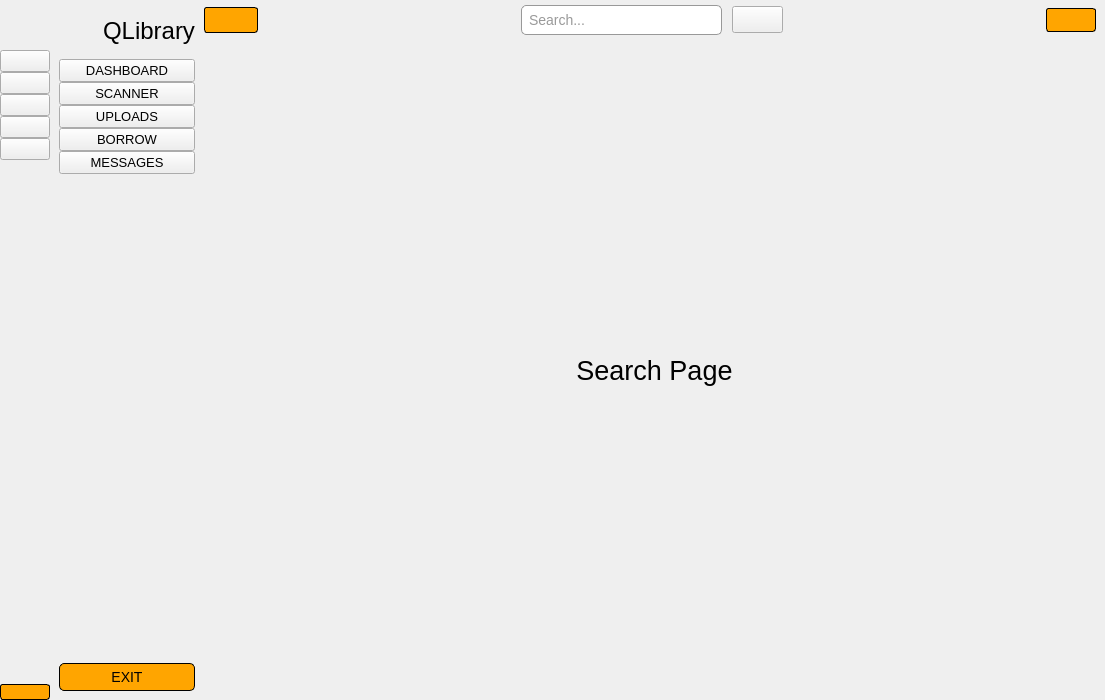
Old version of the form sidebar.ui in the repository AsifCantCode/QLibrary.
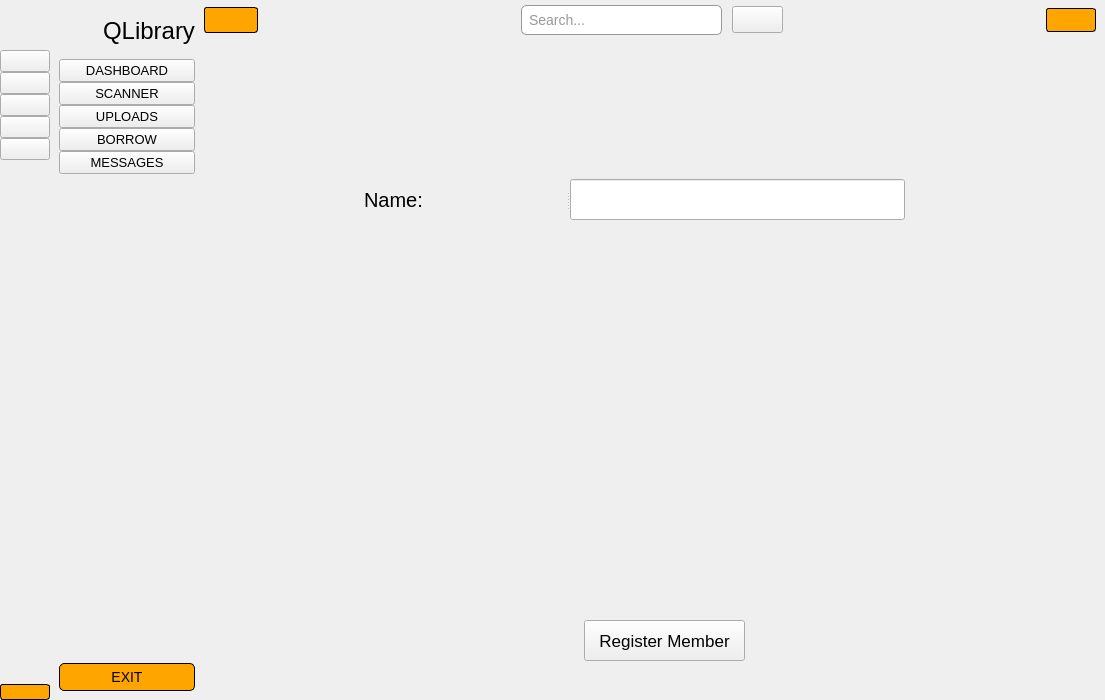
New version of the form. The open tabs and pages were chosen to show the change. Icons and pictures are not drawn.

What changed in the file:
```diff
--- a/sidebar.ui
+++ b/sidebar.ui
@@ -967,6 +967,66 @@
            </item>
           </layout>
          </widget>
+         <widget class="QWidget" name="page_8">
+          <widget class="QLabel" name="label_5">
+           <property name="geometry">
+            <rect>
+             <x>90</x>
+             <y>40</y>
+             <width>711</width>
+             <height>511</height>
+            </rect>
+           </property>
+           <property name="styleSheet">
+            <string notr="true">background-color: #efefef;</string>
+           </property>
+           <property name="text">
+            <string/>
+           </property>
+          </widget>
+          <widget class="QPushButton" name="regbtn">
+           <property name="geometry">
+            <rect>
+             <x>380</x>
+             <y>580</y>
+             <width>161</width>
+             <height>41</height>
+            </rect>
+           </property>
+           <property name="font">
+            <font>
+             <pointsize>13</pointsize>
+            </font>
+           </property>
+           <property name="text">
+            <string>Register Member</string>
+           </property>
+          </widget>
+          <widget class="QSplitter" name="splitter">
+           <property name="geometry">
+            <rect>
+             <x>160</x>
+             <y>139</y>
+             <width>541</width>
+             <height>41</height>
+            </rect>
+           </property>
+           <property name="orientation">
+            <enum>Qt::Horizontal</enum>
+           </property>
+           <widget class="QLabel" name="label_6">
+            <property name="font">
+             <font>
+              <pointsize>15</pointsize>
+             </font>
+            </property>
+            <property name="text">
+             <string>Name: </string>
+            </property>
+           </widget>
+           <widget class="QLineEdit" name="lineEdit"/>
+          </widget>
+         </widget>
         </widget>
        </item>
       </layout>
```
Left out of the diff: 4 changed lines with no effect on the pictures.
